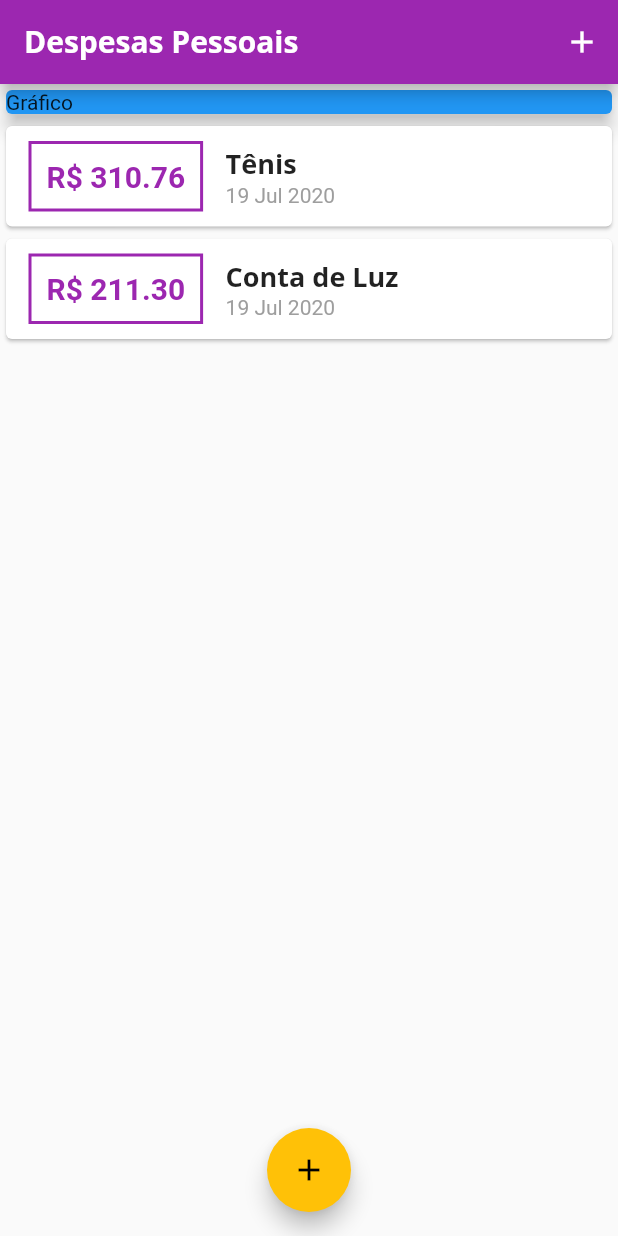
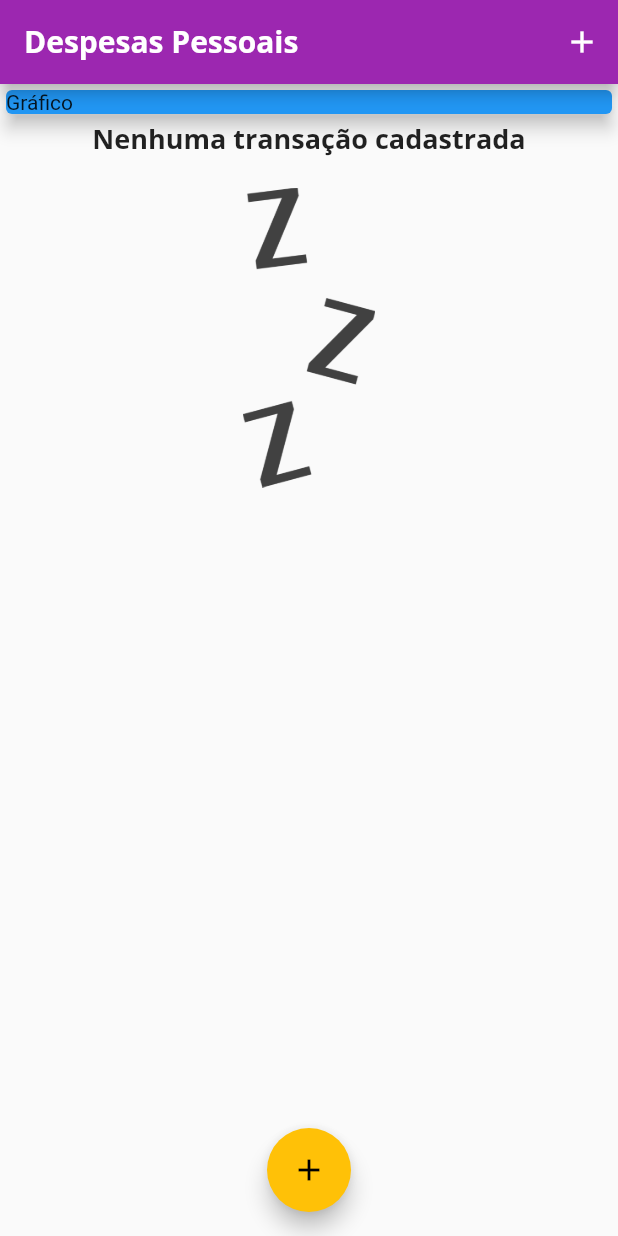
Before and after one commit to barbara-oliveira/expenses, a Flutter app: the screen it shows after launch, on a phone screen of 412 x 824 dp. Run offline on Flutter 3.47's test engine with Material 2 defaults, Android fonts, the phone set to English and light mode, and no system bars.

```diff
--- a/lib/components/transaction_form.dart
+++ b/lib/components/transaction_form.dart
@@ -11,7 +11,6 @@ class TransactionForm extends StatefulWidget {
 
 class _TransactionFormState extends State<TransactionForm> {
   final titleController = TextEditingController();
-
   final valueCotroller = TextEditingController();
 
   _submitForm() {
--- a/lib/components/transaction_list.dart
+++ b/lib/components/transaction_list.dart
@@ -11,7 +11,24 @@ class TransactionList extends StatelessWidget {
   Widget build(BuildContext context) {
     return Container(
       height: 300,
-      child: ListView.builder(
+      child: transactions.isEmpty
+          ? Column(
+              children: [
+                Text(
+                  "Nenhuma transação cadastrada",
+                  style: Theme.of(context).textTheme.headline6,
+                ),
+                SizedBox(height: 20),
+                Container(
+                  height: 200,
+                  child: Image.asset(
+                    "assets/images/waiting.png",
+                    fit: BoxFit.cover,
+                  ),
+                )
+              ],
+            )
+          : ListView.builder(
               itemCount: transactions.length,
               itemBuilder: (ctx, index) {
                 final tr = transactions[index];
--- a/lib/main.dart
+++ b/lib/main.dart
@@ -41,19 +41,19 @@ class MyHomePage extends StatefulWidget {
 }
 
 class _MyHomePageState extends State<MyHomePage> {
-  final _transactions = [
-    Transaction(
-      id: 't1',
-      title: 'Tênis',
-      value: 310.76,
-      date: DateTime.now(),
-    ),
-    Transaction(
-      id: 't2',
-      title: 'Conta de Luz',
-      value: 211.30,
-      date: DateTime.now(),
-    ),
+  final List<Transaction> _transactions = [
+    // Transaction(
+    //   id: 't1',
+    //   title: 'Tênis',
+    //   value: 310.76,
+    //   date: DateTime.now(),
+    // ),
+    // Transaction(
+    //   id: 't2',
+    //   title: 'Conta de Luz',
+    //   value: 211.30,
+    //   date: DateTime.now(),
+    // ),
   ];
 
   _addTransaction(String title, double value) {
--- a/pubspec.yaml
+++ b/pubspec.yaml
@@ -45,8 +45,8 @@ flutter:
   uses-material-design: true
 
   # To add assets to your application, add an assets section, like this:
-  # assets:
-  #   - images/a_dot_burr.jpeg
+  assets:
+    - assets/images/waiting.png
   #   - images/a_dot_ham.jpeg
 
   # An image asset can refer to one or more resolution-specific "variants", see
```
Also changed, not shown: lib/components/chart.dart (added, +48 -0 lines), assets/images/waiting.png (added). Lines whose indentation alone changed are shown as unchanged.
